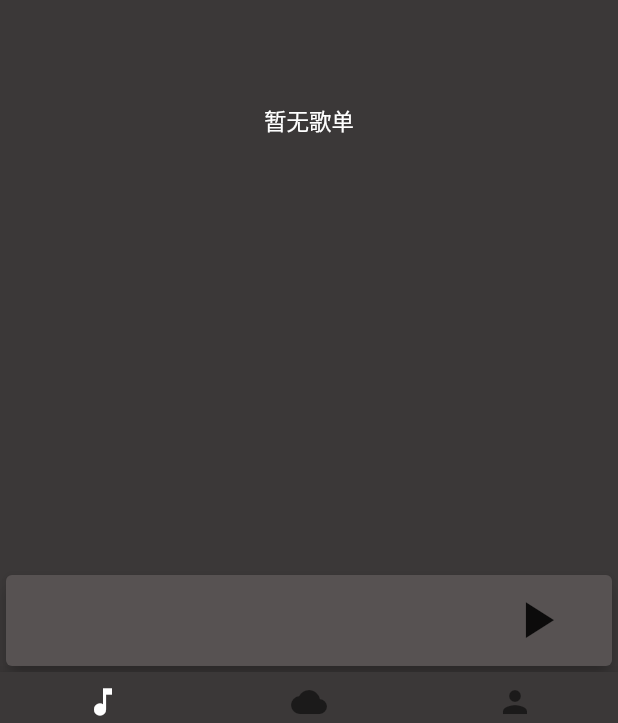
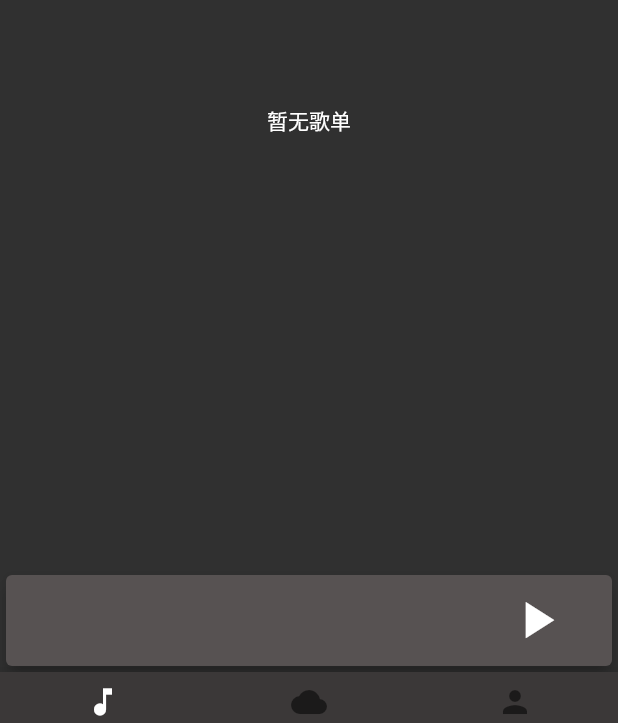
Before and after one commit to Sanotsu/freader-media-player, a Flutter app: the screen it shows after launch, after a tap on the "search" icon, on a phone screen of 412 x 824 dp. Shown: the part 480-1203 px from the top of the screen. Run offline on Flutter 3.47's test engine with Material 2 defaults, Android fonts, the light colour scheme and no system bars; our stand-ins replace flutter_screenutil, get_it, just_audio, just_audio_background, marquee, on_audio_query and 2 more; missing offline and left inert: audio_session.

Commit message:
fix:localmusicindex放弃之前自定义的样式主题(因为是逐个widget修改而非抽出集中配置),才有预设dark模式,播放详情页保持自定深色模式(观感比预设要舒服些)

```diff
--- a/lib/views/local_music/index.dart
+++ b/lib/views/local_music/index.dart
@@ -86,39 +86,7 @@ class _LocalMusicState extends State<LocalMusic>
         ChangeNotifierProvider(create: (_) => AudioOptionSelected()),
       ],
       child: MaterialApp(
-        // theme: ThemeData.light(),
-        // theme: ThemeData.dark(),
-        theme: ThemeData(
-          // 主色，子组件取context的主色就会是这个颜色(例如mini bar中)
-          primaryColor: dartThemeMaterialColor2,
-          // 状态栏的颜色
-          primarySwatch: dartThemeMaterialColor3,
-          // 深色或者浅色主题
-          brightness: Brightness.light,
-          // scaffold的背景色
-          scaffoldBackgroundColor: dartThemeMaterialColor3,
-          // 文字主题（一些文字的颜色）
-          textTheme: Theme.of(context).textTheme.apply(
-                bodyColor: Colors.white,
-                displayColor: Colors.white,
-              ),
-          // 全局修改单选框的颜色
-          radioTheme: RadioThemeData(
-            // 单选框选中的颜色
-            fillColor: MaterialStateColor.resolveWith((states) => Colors.amber),
-          ),
-          // 全局文本按钮的样式（好像没生效）
-          textButtonTheme: TextButtonThemeData(
-            style: TextButton.styleFrom(
-              textStyle: const TextStyle(
-                color: Colors.deepOrange,
-                fontSize: 30,
-                fontWeight: FontWeight.bold,
-              ),
-              foregroundColor: Colors.red,
-            ),
-          ),
-        ),
+        theme: ThemeData.dark(),
         home: DefaultTabController(
           length: 4,
           child: Scaffold(
@@ -274,7 +242,6 @@ class _LocalMusicState extends State<LocalMusic>
         context: context,
         builder: (context) {
           return AlertDialog(
-            backgroundColor: dartThemeMaterialColor3,
             title: const Text('修改歌单名(暂无效)'),
             content: StatefulBuilder(
                 builder: (BuildContext context, StateSetter setState) {
@@ -348,7 +315,6 @@ class _LocalMusicState extends State<LocalMusic>
       builder: (BuildContext context) {
         print(list.dateModified);
         return AlertDialog(
-          backgroundColor: dartThemeMaterialColor3,
           title: const Text('歌单属性'),
           content: SizedBox(
             width: double.maxFinite,
@@ -377,7 +343,7 @@ class _LocalMusicState extends State<LocalMusic>
               style: TextButton.styleFrom(
                 textStyle: Theme.of(context).textTheme.labelLarge,
               ),
-              child: Text('确认', style: TextStyle(color: confirmButtonBg)),
+              child: const Text('确认'),
               onPressed: () {
                 setState(() {
                   // 单击了取消功能按钮之后，立马切回长按状态为否，清空被选中的歌单列表,也取消弹窗
--- a/lib/views/local_music/widgets/build_audio_info_dialog.dart
+++ b/lib/views/local_music/widgets/build_audio_info_dialog.dart
@@ -2,7 +2,6 @@ import 'package:flutter/material.dart';
 import 'package:freader_music_player/models/audio_long_press.dart';
 import 'package:on_audio_query/on_audio_query.dart';
 
-import '../../../common/utils/global_styles.dart';
 import '../../../common/utils/tools.dart';
 import 'common_small_widgets.dart';
 
@@ -28,7 +27,6 @@ buildAudioInfoDialog(BuildContext context, AudioLongPress alp) {
     context: context,
     builder: (BuildContext context) {
       return AlertDialog(
-        backgroundColor: dartThemeMaterialColor3,
         title: const Text('属性'),
         content: StatefulBuilder(
           builder: (BuildContext context, StateSetter setState) {
@@ -89,7 +87,7 @@ buildAudioInfoDialog(BuildContext context, AudioLongPress alp) {
                 style: TextButton.styleFrom(
                   textStyle: Theme.of(context).textTheme.labelLarge,
                 ),
-                child: Text('确认', style: TextStyle(color: confirmButtonBg)),
+                child: const Text('确认'),
                 onPressed: () {
                   setState(() {
                     // 单击了取消功能按钮之后，立马切回长按状态为否,清空被选中的歌单列表，也取消弹窗
--- a/lib/views/local_music/widgets/build_remove_playlist_or_audio_dialog.dart
+++ b/lib/views/local_music/widgets/build_remove_playlist_or_audio_dialog.dart
@@ -1,5 +1,4 @@
 import 'package:flutter/material.dart';
-import 'package:freader_music_player/common/utils/global_styles.dart';
 import 'package:freader_music_player/models/audio_long_press.dart';
 import 'package:freader_music_player/models/list_long_press.dart';
 
@@ -18,7 +17,6 @@ buildRemovePlaylistOrAudioDialog(BuildContext context, dynamic pressState,
     context: context,
     builder: (BuildContext context) {
       return AlertDialog(
-        backgroundColor: dartThemeMaterialColor3,
         title: Text((pressState is ListLongPress) ? '移除歌单' : '从歌单移除音频'),
         content: Text(
           '这仅会移除被选中的${(pressState is ListLongPress) ? '歌单' : '音频'}，而不是删除本地音频文件。',
@@ -33,7 +31,7 @@ buildRemovePlaylistOrAudioDialog(BuildContext context, dynamic pressState,
                   style: TextButton.styleFrom(
                     textStyle: Theme.of(context).textTheme.labelLarge,
                   ),
-                  child: Text('取消', style: TextStyle(color: cancelButtonBg)),
+                  child: const Text('取消'),
                   onPressed: () {
                     setState(() {
                       // 单击了取消功能按钮之后，立马切回长按状态为否，清空被选中的歌单/音频列表,也取消弹窗
@@ -50,7 +48,7 @@ buildRemovePlaylistOrAudioDialog(BuildContext context, dynamic pressState,
                   style: TextButton.styleFrom(
                     textStyle: Theme.of(context).textTheme.labelLarge,
                   ),
-                  child: Text('确认', style: TextStyle(color: confirmButtonBg)),
+                  child: const Text('确认'),
                   onPressed: () {
                     setState(() {
                       // 点击确认按钮之后，如果是删除选中歌单，则移除歌单，重置状态；如果是删除歌单中音频，也移除音频，重置状态
--- a/lib/views/local_music/widgets/build_sort_options_dialog.dart
+++ b/lib/views/local_music/widgets/build_sort_options_dialog.dart
@@ -4,7 +4,6 @@ import 'package:flutter/material.dart';
 import 'package:flutter_screenutil/flutter_screenutil.dart';
 import 'package:on_audio_query/on_audio_query.dart';
 
-import '../../../common/utils/global_styles.dart';
 import '../../../models/sort_option_selected.dart';
 import 'common_small_widgets.dart';
 
@@ -90,7 +89,6 @@ buildSortOptionsDialog(
     context: context,
     builder: (BuildContext context) {
       return AlertDialog(
-        backgroundColor: dartThemeMaterialColor3,
         title: const Text('排序'),
         content: StatefulBuilder(
           builder: (BuildContext context, StateSetter setState) {
@@ -165,7 +163,7 @@ buildSortOptionsDialog(
                 style: TextButton.styleFrom(
                   textStyle: Theme.of(context).textTheme.labelLarge,
                 ),
-                child: Text('确认', style: TextStyle(color: confirmButtonBg)),
+                child: const Text('确认'),
                 onPressed: () {
                   setState(() {
                     // ??? 目前实测，歌单排序原插件接口无效
--- a/lib/views/local_music/widgets/music_player_mini_bar.dart
+++ b/lib/views/local_music/widgets/music_player_mini_bar.dart
@@ -5,6 +5,7 @@ import 'package:flutter_screenutil/flutter_screenutil.dart';
 import 'package:just_audio/just_audio.dart';
 import 'package:just_audio_background/just_audio_background.dart';
 
+import '../../../common/utils/global_styles.dart';
 import '../../../services/my_audio_handler.dart';
 import '../../../services/service_locator.dart';
 import '../nested_pages/just_audio_music_player_detail.dart';
@@ -27,7 +28,8 @@ class _MusicPlayerMiniBarState extends State<MusicPlayerMiniBar> {
 
     return Card(
       elevation: 5,
-      color: Theme.of(context).primaryColor,
+      // color: Theme.of(context).primaryColor,
+      color: dartThemeMaterialColor2,
       child: Row(
         mainAxisAlignment: MainAxisAlignment.center,
         mainAxisSize: MainAxisSize.min,
@@ -85,7 +87,7 @@ class _MusicPlayerMiniBarState extends State<MusicPlayerMiniBar> {
                   print(
                       "mini bar 中 按钮状态的来源 playing $playing,processingState $processingState");
 
-                  final buttonSize =36.sp;
+                  final buttonSize = 36.sp;
 
                   if (processingState == ProcessingState.loading ||
                       processingState == ProcessingState.buffering) {
```
Also changed, not shown: lib/views/local_music/widgets/build_add_to_playlist_dialog.dart (+4 -7 lines).
